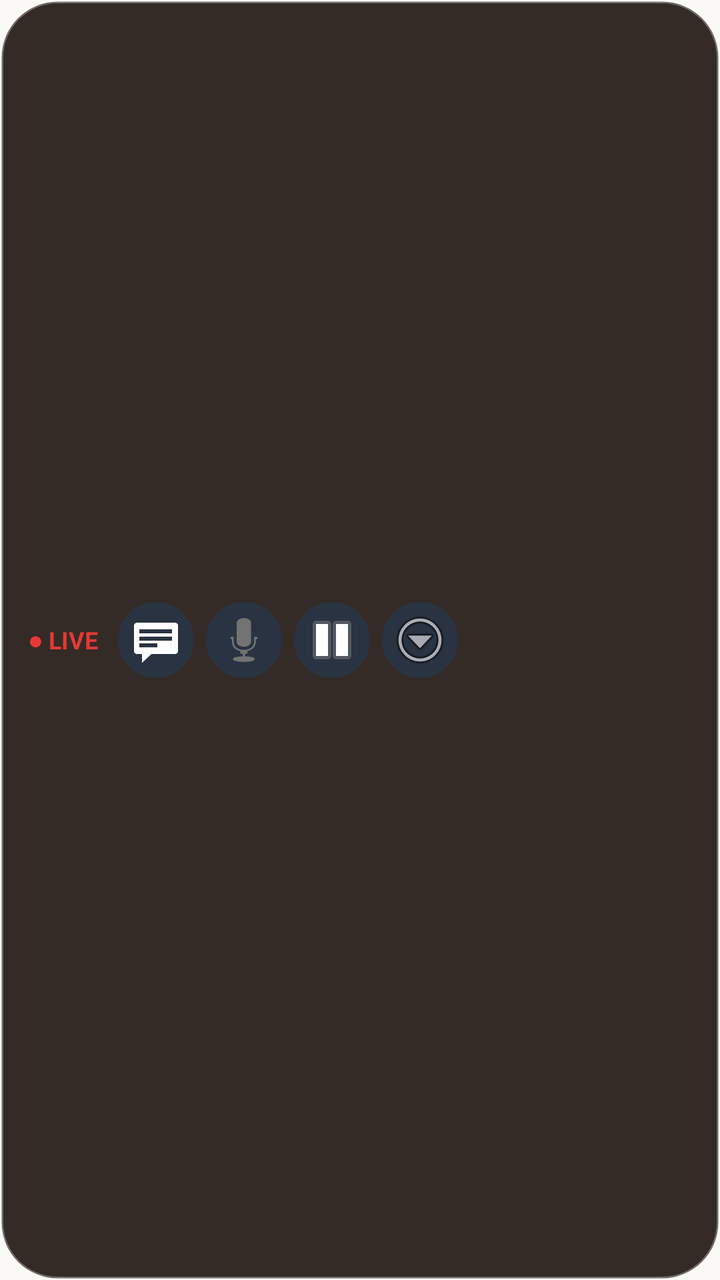
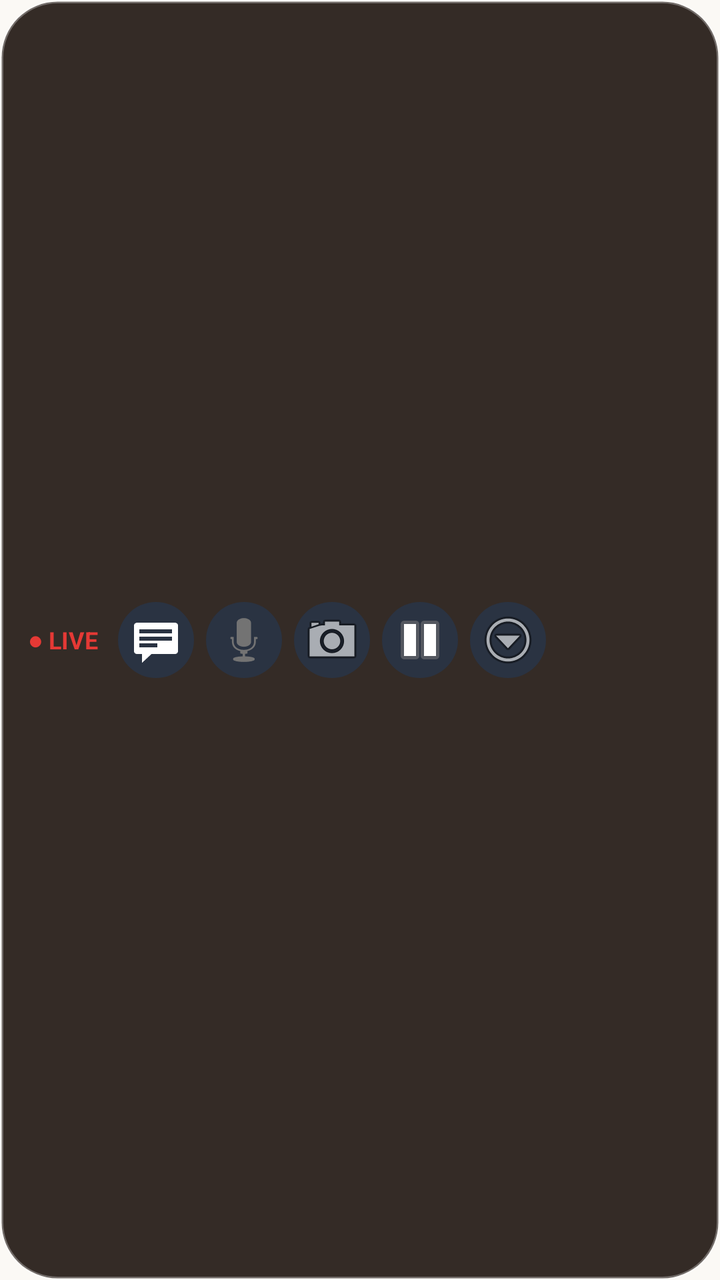

Before-and-after screenshots of an Android layout around one commit, followed by the original layout XML and the change that was made.
<!-- AndroidManifest.xml: application theme Theme.FairyLive -->
<!-- res/layout/view_streamer_floating_hud.xml -->
<?xml version="1.0" encoding="utf-8"?>
<LinearLayout xmlns:android="http://schemas.android.com/apk/res/android"
    android:id="@+id/hudRoot"
    android:layout_width="wrap_content"
    android:layout_height="wrap_content"
    android:background="@drawable/bg_streamer_hud_pill"
    android:elevation="12dp"
    android:gravity="center_vertical"
    android:orientation="horizontal">

    
    <TextView
        android:id="@+id/hudLiveStatus"
        android:layout_width="wrap_content"
        android:layout_height="wrap_content"
        android:paddingEnd="10dp"
        android:text="● LIVE"
        android:textColor="#E53935"
        android:textSize="12sp"
        android:textStyle="bold" />

    
    <ImageButton
        android:id="@+id/hudBtnChat"
        android:layout_width="38dp"
        android:layout_height="38dp"
        android:layout_marginEnd="6dp"
        android:background="@drawable/bg_hud_circle_button"
        android:contentDescription="YouTube Live Chat"
        android:src="@android:drawable/stat_notify_chat" />

    
    <ImageButton
        android:id="@+id/hudBtnMic"
        android:layout_width="38dp"
        android:layout_height="38dp"
        android:layout_marginEnd="6dp"
        android:background="@drawable/bg_hud_circle_button"
        android:contentDescription="Mute or Unmute Microphone"
        android:src="@android:drawable/ic_btn_speak_now" />

    
    <ImageButton
        android:id="@+id/hudBtnPause"
        android:layout_width="38dp"
        android:layout_height="38dp"
        android:layout_marginEnd="6dp"
        android:background="@drawable/bg_hud_circle_button"
        android:contentDescription="Pause or Resume Stream"
        android:src="@android:drawable/ic_media_pause" />

    
    <ImageButton
        android:id="@+id/hudBtnMore"
        android:layout_width="38dp"
        android:layout_height="38dp"
        android:background="@drawable/bg_hud_circle_button"
        android:contentDescription="Creator Options"
        android:src="@android:drawable/ic_menu_more" />

</LinearLayout>
<!-- resources referenced by this layout -->
<resources>
  <!-- drawable bg_hud_circle_button (drawable) -->
  <?xml version="1.0" encoding="utf-8"?>
  <ripple xmlns:android="http://schemas.android.com/apk/res/android"
      android:color="#33FFFFFF">
      <item>
          <shape android:shape="oval">
              <solid android:color="#2A3342" />
              <size android:width="44dp" android:height="44dp" />
          </shape>
      </item>
  </ripple>
  <!-- drawable bg_streamer_hud_pill (drawable) -->
  <?xml version="1.0" encoding="utf-8"?>
  <shape xmlns:android="http://schemas.android.com/apk/res/android"
      android:shape="rectangle">
      <corners android:radius="28dp" />
      <solid android:color="#EB231B15" />
      <stroke
          android:width="1.5dp"
          android:color="#4DFFFFFF" />
      <padding
          android:bottom="6dp"
          android:left="14dp"
          android:right="14dp"
          android:top="6dp" />
  </shape>
  <style name="Theme.FairyLive" parent="Theme.MaterialComponents.Light.NoActionBar">
          <item name="colorPrimary">@color/accent_primary</item>
          <item name="colorPrimaryVariant">@color/accent_primary_variant</item>
          <item name="colorOnPrimary">@color/text_on_dark</item>
  
          <item name="colorSecondary">@color/text_primary</item>
          <item name="colorSecondaryVariant">@color/text_secondary</item>
          <item name="colorOnSecondary">@color/bg_primary</item>
  
          <item name="android:statusBarColor">@color/bg_primary</item>
          <item name="android:windowLightStatusBar" tools:targetApi="m">true</item>
          <item name="android:navigationBarColor">@color/bg_surface</item>
          <item name="android:windowLightNavigationBar" tools:targetApi="o_mr1">true</item>
          <item name="android:windowBackground">@color/bg_primary</item>
  
          <item name="bottomSheetDialogTheme">@style/Theme.FairyLive.BottomSheetDialog</item>
      </style>
  <color name="accent_primary">#7B61FF</color>
  <color name="accent_primary_variant">#6347EB</color>
  <color name="text_on_dark">#FFFFFF</color>
  <color name="text_primary">#231B15</color>
  <color name="text_secondary">#6E6259</color>
  <color name="bg_primary">#FBF9F5</color>
  <color name="bg_surface">#F5EFEB</color>
  <style name="Theme.FairyLive.BottomSheetDialog" parent="ThemeOverlay.MaterialComponents.BottomSheetDialog">
          <item name="android:windowAnimationStyle">@style/DialogAnimation.FairyLive.BottomSheet</item>
          <item name="bottomSheetStyle">@style/FairyBottomSheetStyle</item>
      </style>
  <style name="DialogAnimation.FairyLive.BottomSheet" parent="Animation.Design.BottomSheetDialog">
          <item name="android:windowEnterAnimation">@anim/slide_in_bottom</item>
          <item name="android:windowExitAnimation">@anim/slide_out_bottom</item>
      </style>
  <style name="FairyBottomSheetStyle" parent="Widget.MaterialComponents.BottomSheet.Modal">
          <item name="android:background">@drawable/bg_bottom_sheet</item>
          <item name="behavior_peekHeight">280dp</item>
      </style>
  <!-- drawable bg_bottom_sheet (drawable) -->
  <?xml version="1.0" encoding="utf-8"?>
  <shape xmlns:android="http://schemas.android.com/apk/res/android"
      android:shape="rectangle">
      <solid android:color="@color/bg_surface" />
      <corners
          android:topLeftRadius="@dimen/radius_xl"
          android:topRightRadius="@dimen/radius_xl"
          android:bottomLeftRadius="0dp"
          android:bottomRightRadius="0dp" />
  </shape>
  <dimen name="radius_xl">24dp</dimen>
</resources>

<!-- the commit's change to res/layout/view_streamer_floating_hud.xml (unified diff, before → after) -->
@@ -41,6 +41,16 @@
 
     
     <ImageButton
+        android:id="@+id/hudBtnCamera"
+        android:layout_width="38dp"
+        android:layout_height="38dp"
+        android:layout_marginEnd="6dp"
+        android:background="@drawable/bg_hud_circle_button"
+        android:contentDescription="Toggle Facecam Camera"
+        android:src="@android:drawable/ic_menu_camera" />
+
+    
+    <ImageButton
         android:id="@+id/hudBtnPause"
         android:layout_width="38dp"
         android:layout_height="38dp"
